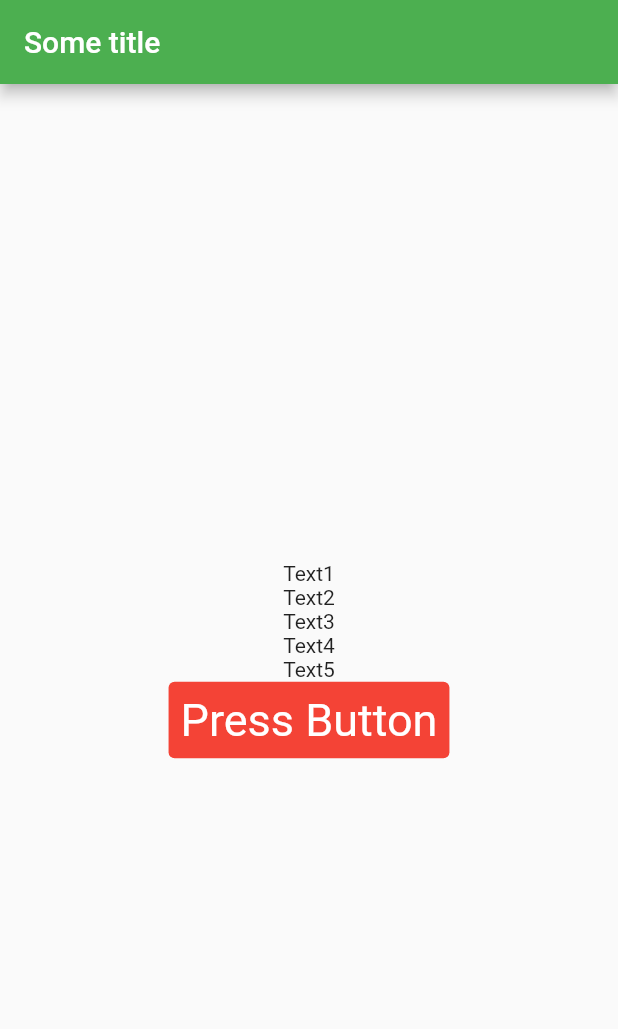
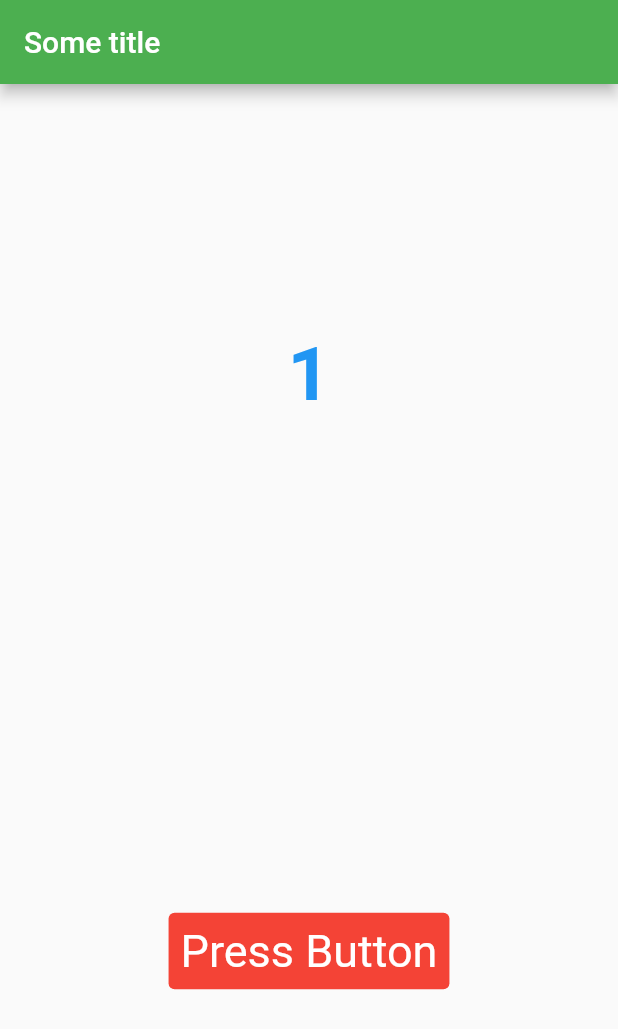
Before and after one commit to ruIlyaKiselev/flutter_carbolator, a Flutter app: the screen it shows after launch, on a phone screen of 412 x 824 dp. Shown: the top 1029 px of the screen. Run offline on Flutter 3.47's test engine with Material 2 defaults, Android fonts, the phone set to English and light mode, and no system bars; our stand-ins replace fluttertoast.

Commit message:
working with stateful widgets (create my own counter without tutorials)

```diff
--- a/lib/main.dart
+++ b/lib/main.dart
@@ -1,61 +1,7 @@
 import 'package:flutter/material.dart';
 
-import 'package:fluttertoast/fluttertoast.dart';
+import 'my_home_app.dart';
 
 void main() {
-  runApp(const MyApp());
+  runApp(const MyHomeApp());
 }
-
-class MyApp extends StatelessWidget {
-  const MyApp({Key? key}) : super(key: key);
-
-  @override
-  Widget build(BuildContext context) {
-
-    return Center(
-        child: MaterialApp(
-            home: Scaffold(
-              appBar: AppBar(
-                title: const Text("Some title"),
-                backgroundColor: Colors.green
-              ),
-              body: Center(
-                  child: Column(
-                    mainAxisAlignment: MainAxisAlignment.center,
-                    children: [
-                      const Text("Text1"),
-                      const Text("Text2"),
-                      const Text("Text3"),
-                      const Text("Text4"),
-                      const Text("Text5"),
-                      TextButton(
-                        onPressed: () => {
-                          // print("new event")
-                          Fluttertoast.showToast(
-                          msg: "new event",
-                          toastLength: Toast.LENGTH_SHORT,
-                          gravity: ToastGravity.CENTER,
-                          timeInSecForIosWeb: 1,
-                          backgroundColor: Colors.red,
-                          textColor: Colors.white,
-                          fontSize: 16.0
-                          )
-                        },
-                        child: const Text("Press Button"),
-                        style: TextButton.styleFrom(
-                          backgroundColor: Colors.red,
-                          textStyle: const TextStyle(
-                            fontSize: 30
-                          ),
-                          primary: Colors.white
-                        ),
-                      )
-                    ],
-
-                  )
-              ),
-            )
-        )
-    );
-  }
-}
--- /dev/null
+++ b/lib/my_home_app.dart
@@ -0,0 +1,71 @@
+import 'package:flutter/material.dart';
+import 'package:fluttertoast/fluttertoast.dart';
+
+class MyHomeApp extends StatefulWidget {
+  const MyHomeApp({Key? key}) : super(key: key);
+
+  @override
+  _MyHomeAppState createState() => _MyHomeAppState();
+
+}
+
+class _MyHomeAppState extends State<MyHomeApp> {
+
+  int _counter = 1;
+
+  void increment() {
+    setState(() {
+      _counter += 1;
+    });
+  }
+
+  @override
+  Widget build(BuildContext context) {
+    return MaterialApp(
+        home: Scaffold(
+          appBar: AppBar(
+              title: const Text("Some title"),
+              backgroundColor: Colors.green
+          ),
+          body: Center(
+              child: Column(
+                mainAxisAlignment: MainAxisAlignment.spaceAround,
+                children: [
+                  Text(
+                    "$_counter",
+                    key: ValueKey<int>(_counter),
+                    style: const TextStyle(
+                      fontSize: 50,
+                      color: Colors.blue,
+                      fontWeight: FontWeight.bold,
+                    ),
+                  ),
+                  TextButton(
+                    onPressed: () => {
+                      increment(),
+                      Fluttertoast.showToast(
+                          msg: "new event",
+                          toastLength: Toast.LENGTH_SHORT,
+                          gravity: ToastGravity.CENTER,
+                          timeInSecForIosWeb: 1,
+                          backgroundColor: Colors.red,
+                          textColor: Colors.white,
+                          fontSize: 16.0
+                      )
+                    },
+                    child: const Text("Press Button"),
+                    style: TextButton.styleFrom(
+                        backgroundColor: Colors.red,
+                        textStyle: const TextStyle(
+                            fontSize: 30
+                        ),
+                        primary: Colors.white
+                    ),
+                  )
+                ],
+              )
+          ),
+        )
+    );
+  }
+}
```
Also changed, not shown: 1 other file.
